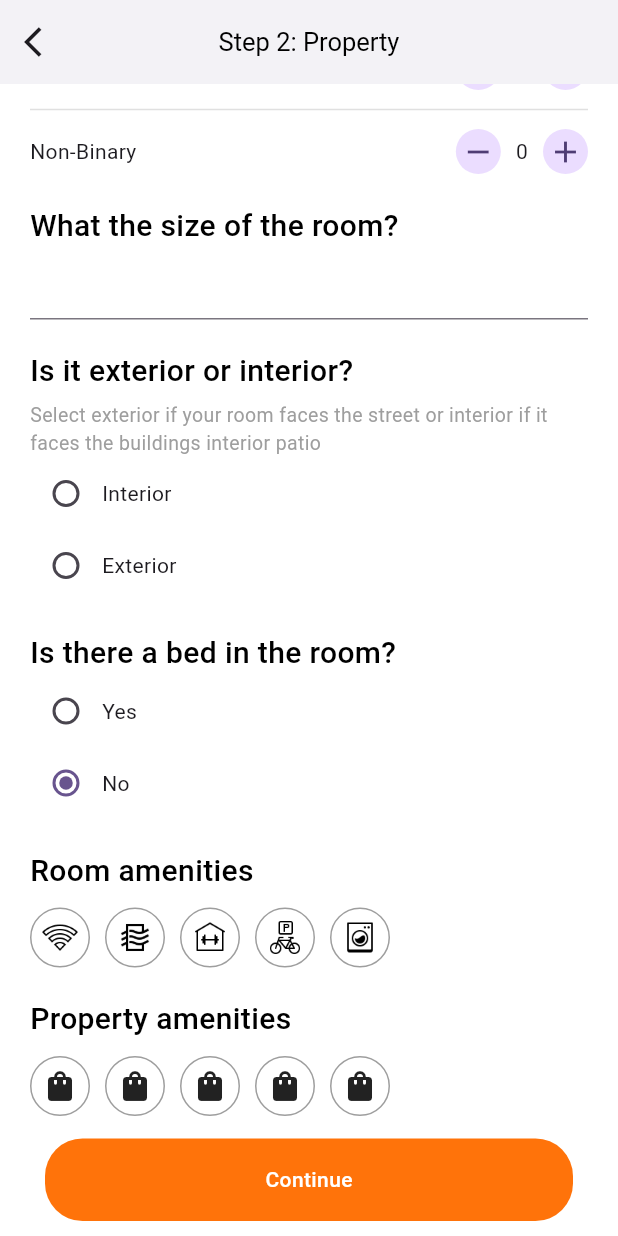
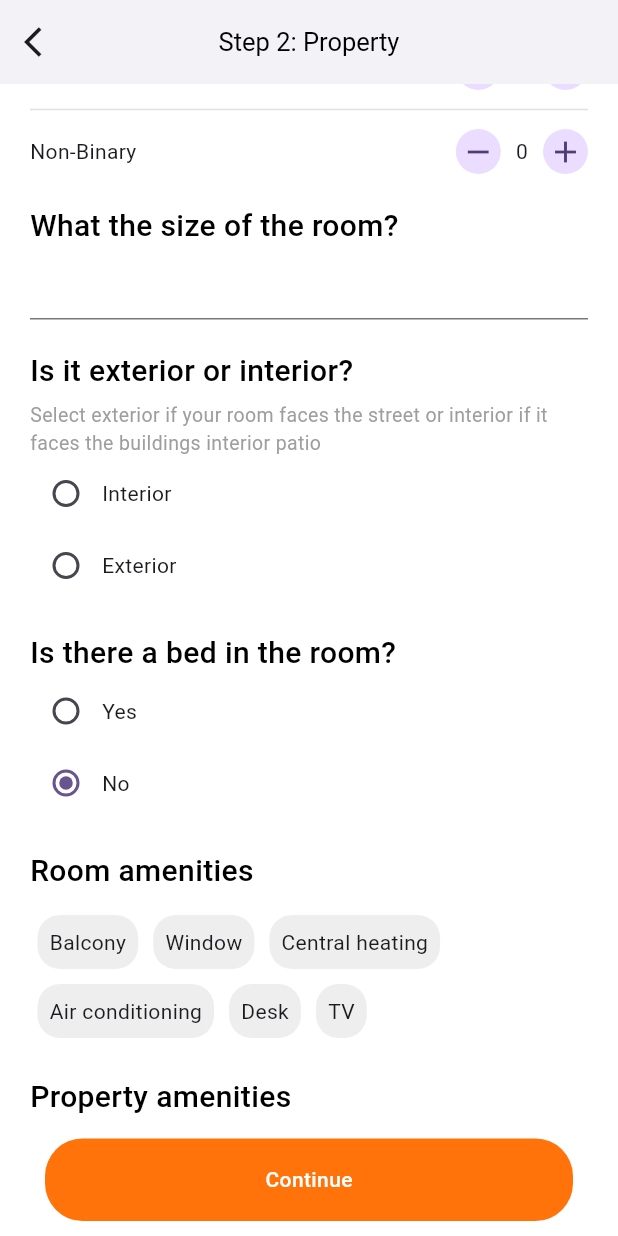
Before and after one commit to Brogrammer207/trunriproject, a Flutter app: the PropertyScreen screen opened directly, scrolled down 576 dp, on a phone screen of 412 x 824 dp. Run offline on Flutter 3.47's test engine with Material 3 defaults, Android fonts, the phone set to English and light mode, and no system bars; our stand-ins replace cached_network_image, carousel_slider, cloud_firestore, dio, dots_indicator, file_picker and 20 more; missing offline and left inert: email_otp, flutter_facebook_auth, flutter_google_places_hoc081098, google_api_headers; accounts and stored records are empty.

Commit message:
By Manish - 07-06-2024

```diff
--- a/lib/accommodation/propertyScreen.dart
+++ b/lib/accommodation/propertyScreen.dart
@@ -27,6 +27,8 @@ class _PropertyScreenState extends State<PropertyScreen> {
   int livingMale = 0;
   int livingNonBinary = 0;
   List<String> roomAmenities = [];
+  List<String> propertyAmenities = [];
+  List<String> homeRules = [];
 
   bool isLiftAvailable = false;
   String bedroomFacing = '';
@@ -118,6 +120,8 @@ class _PropertyScreenState extends State<PropertyScreen> {
             'bedroomFacing': bedroomFacing,
             'isBedInRoom': isBedInRoom,
             'roomAmenities': roomAmenities,
+            'propertyAmenities': propertyAmenities,
+            'homeRules': homeRules,
           });
         }
         Get.to(const AvailabilityAndPriceScreen());
@@ -323,118 +327,35 @@ class _PropertyScreenState extends State<PropertyScreen> {
               const SizedBox(
                 height: 10,
               ),
-              Row(
+              Wrap(
                 children: [
+                  for (String amenity in [
+                    'Balcony',
+                    'Window',
+                    'Central heating',
+                    'Air conditioning',
+                    'Desk',
+                    'TV'
+                  ])
                     GestureDetector(
-                    onTap: (){
+                      onTap: () {
                         setState(() {
-                        roomAmenities.add('wifi');
+                          if (roomAmenities.contains(amenity)) {
+                            roomAmenities.remove(amenity);
+                          } else {
+                            roomAmenities.add(amenity);
+                          }
                         });
                       },
                       child: Container(
-                      width: 40, // Adjust the width and height to match the radius of the CircleAvatar
-                      height: 40,
-                      padding: const EdgeInsets.all(7),
+                        margin: const EdgeInsets.all(5),
+                        padding: const EdgeInsets.all(8),
                         decoration: BoxDecoration(
-                        shape: BoxShape.circle,
-                        border: Border.all(
-                          color: Colors.grey, // Set the color of the border
-                          width: 1.0, // Set the width of the border
+                          color: roomAmenities.contains(amenity) ? Color(0xffFF730A) :
+                          Colors.grey.shade200,
+                          borderRadius: BorderRadius.circular(15),
                         ),
-                      ),
-                      child: Image.asset('assets/icons/wifi.png',),
-                    ),
-                  ),
-                  const SizedBox(
-                    width: 10,
-                  ),
-                  GestureDetector(
-                    onTap: (){
-                      setState(() {
-                        roomAmenities.add('air conditioner');
-                      });
-                    },
-                    child: Container(
-                      width: 40,
-                      height: 40,
-                      padding: const EdgeInsets.all(7),
-                      decoration: BoxDecoration(
-                        shape: BoxShape.circle,
-                        border: Border.all(
-                          color: Colors.grey, // Set the color of the border
-                          width: 1.0, // Set the width of the border
-                        ),
-                      ),
-                      child: Image.asset('assets/icons/air.png',),
-                    ),
-                  ),
-                  const SizedBox(
-                    width: 10,
-                  ),
-                  GestureDetector(
-                    onTap: (){
-                      setState(() {
-                        roomAmenities.add('gym');
-                      });
-                    },
-                    child: Container(
-                      width: 40,
-                      height: 40,
-                      padding: const EdgeInsets.all(7),
-                      decoration: BoxDecoration(
-                        shape: BoxShape.circle,
-                        border: Border.all(
-                          color: Colors.grey, // Set the color of the border
-                          width: 1.0, // Set the width of the border
-                        ),
-                      ),
-                      child: Image.asset('assets/icons/gym.png',),
-                    ),
-                  ),
-                  const SizedBox(
-                    width: 10,
-                  ),
-                  GestureDetector(
-                    onTap: (){
-                      setState(() {
-                        roomAmenities.add('parking');
-                      });
-                    },
-                    child: Container(
-                      width: 40,
-                      height: 40,
-                      padding: const EdgeInsets.all(7),
-                      decoration: BoxDecoration(
-                        shape: BoxShape.circle,
-                        border: Border.all(
-                          color: Colors.grey, // Set the color of the border
-                          width: 1.0, // Set the width of the border
-                        ),
-                      ),
-                      child: Image.asset('assets/icons/parking.png',),
-                    ),
-                  ),
-                  const SizedBox(
-                    width: 10,
-                  ),
-                  GestureDetector(
-                    onTap: (){
-                      setState(() {
-                        roomAmenities.add('washing machine');
-                      });
-                    },
-                    child: Container(
-                      width: 40,
-                      height: 40,
-                      padding: const EdgeInsets.all(7),
-                      decoration: BoxDecoration(
-                        shape: BoxShape.circle,
-                        border: Border.all(
-                          color: Colors.grey, // Set the color of the border
-                          width: 1.0, // Set the width of the border
-                        ),
-                      ),
-                      child: Image.asset('assets/icons/washing.png',),
+                        child: Text(amenity),
                       ),
                     ),
                 ],
@@ -449,79 +370,36 @@ class _PropertyScreenState extends State<PropertyScreen> {
               const SizedBox(
                 height: 10,
               ),
-              Row(
+              Wrap(
                 children: [
-                  Container(
-                    width: 40,
-                    height: 40,
+                  for (String amenity in [
+                    'Gym',
+                    'Garden',
+                    'Security',
+                    'Laundry facilities',
+                    'Playground',
+                    'Swimming pool'
+                  ])
+                    GestureDetector(
+                      onTap: () {
+                        setState(() {
+                          if (propertyAmenities.contains(amenity)) {
+                            propertyAmenities.remove(amenity);
+                          } else {
+                            propertyAmenities.add(amenity);
+                          }
+                        });
+                      },
+                      child: Container(
+                        margin: const EdgeInsets.all(5),
+                        padding: const EdgeInsets.all(8),
                         decoration: BoxDecoration(
-                      shape: BoxShape.circle,
-                      border: Border.all(
-                        color: Colors.grey, // Set the color of the border
-                        width: 1.0, // Set the width of the border
+                          color: propertyAmenities.contains(amenity) ? Color(0xffFF730A) :
+                          Colors.grey.shade200,
+                          borderRadius: BorderRadius.circular(15),
                         ),
+                        child: Text(amenity),
                       ),
-                    child: const Icon(Icons.shopping_bag),
-                  ),
-                  const SizedBox(
-                    width: 10,
-                  ),
-                  Container(
-                    width: 40, // Adjust the width and height to match the radius of the CircleAvatar
-                    height: 40,
-                    decoration: BoxDecoration(
-                      shape: BoxShape.circle,
-                      border: Border.all(
-                        color: Colors.grey, // Set the color of the border
-                        width: 1.0, // Set the width of the border
-                      ),
-                    ),
-                    child: const Icon(Icons.shopping_bag),
-                  ),
-                  const SizedBox(
-                    width: 10,
-                  ),
-                  Container(
-                    width: 40, // Adjust the width and height to match the radius of the CircleAvatar
-                    height: 40,
-                    decoration: BoxDecoration(
-                      shape: BoxShape.circle,
-                      border: Border.all(
-                        color: Colors.grey, // Set the color of the border
-                        width: 1.0, // Set the width of the border
-                      ),
-                    ),
-                    child: const Icon(Icons.shopping_bag),
-                  ),
-                  const SizedBox(
-                    width: 10,
-                  ),
-                  Container(
-                    width: 40, // Adjust the width and height to match the radius of the CircleAvatar
-                    height: 40,
-                    decoration: BoxDecoration(
-                      shape: BoxShape.circle,
-                      border: Border.all(
-                        color: Colors.grey, // Set the color of the border
-                        width: 1.0, // Set the width of the border
-                      ),
-                    ),
-                    child: const Icon(Icons.shopping_bag),
-                  ),
-                  const SizedBox(
-                    width: 10,
-                  ),
-                  Container(
-                    width: 40, // Adjust the width and height to match the radius of the CircleAvatar
-                    height: 40,
-                    decoration: BoxDecoration(
-                      shape: BoxShape.circle,
-                      border: Border.all(
-                        color: Colors.grey, // Set the color of the border
-                        width: 1.0, // Set the width of the border
-                      ),
-                    ),
-                    child: const Icon(Icons.shopping_bag),
                     ),
                 ],
               ),
@@ -535,49 +413,34 @@ class _PropertyScreenState extends State<PropertyScreen> {
               const SizedBox(
                 height: 10,
               ),
-              Row(
+              Wrap(
                 children: [
-                  Container(
-                    width: 40, // Adjust the width and height to match the radius of the CircleAvatar
-                    height: 40,
+                  for (String amenity in [
+                    'No smoking',
+                    'Night out',
+                    'no drinking',
+
+                  ])
+                    GestureDetector(
+                      onTap: () {
+                        setState(() {
+                          if (homeRules.contains(amenity)) {
+                            homeRules.remove(amenity);
+                          } else {
+                            homeRules.add(amenity);
+                          }
+                        });
+                      },
+                      child: Container(
+                        margin: const EdgeInsets.all(5),
+                        padding: const EdgeInsets.all(8),
                         decoration: BoxDecoration(
-                      shape: BoxShape.circle,
-                      border: Border.all(
-                        color: Colors.grey, // Set the color of the border
-                        width: 1.0, // Set the width of the border
+                          color: homeRules.contains(amenity) ? Color(0xffFF730A) :
+                          Colors.grey.shade200,
+                          borderRadius: BorderRadius.circular(15),
                         ),
+                        child: Text(amenity),
                       ),
-                    child: const Icon(Icons.shopping_bag),
-                  ),
-                  const SizedBox(
-                    width: 10,
-                  ),
-                  Container(
-                    width: 40, // Adjust the width and height to match the radius of the CircleAvatar
-                    height: 40,
-                    decoration: BoxDecoration(
-                      shape: BoxShape.circle,
-                      border: Border.all(
-                        color: Colors.grey, // Set the color of the border
-                        width: 1.0, // Set the width of the border
-                      ),
-                    ),
-                    child: const Icon(Icons.shopping_bag),
-                  ),
-                  const SizedBox(
-                    width: 10,
-                  ),
-                  Container(
-                    width: 40, // Adjust the width and height to match the radius of the CircleAvatar
-                    height: 40,
-                    decoration: BoxDecoration(
-                      shape: BoxShape.circle,
-                      border: Border.all(
-                        color: Colors.grey, // Set the color of the border
-                        width: 1.0, // Set the width of the border
-                      ),
-                    ),
-                    child: const Icon(Icons.shopping_bag),
                     ),
                 ],
               ),
```
Lines whose indentation alone changed are shown as unchanged.
